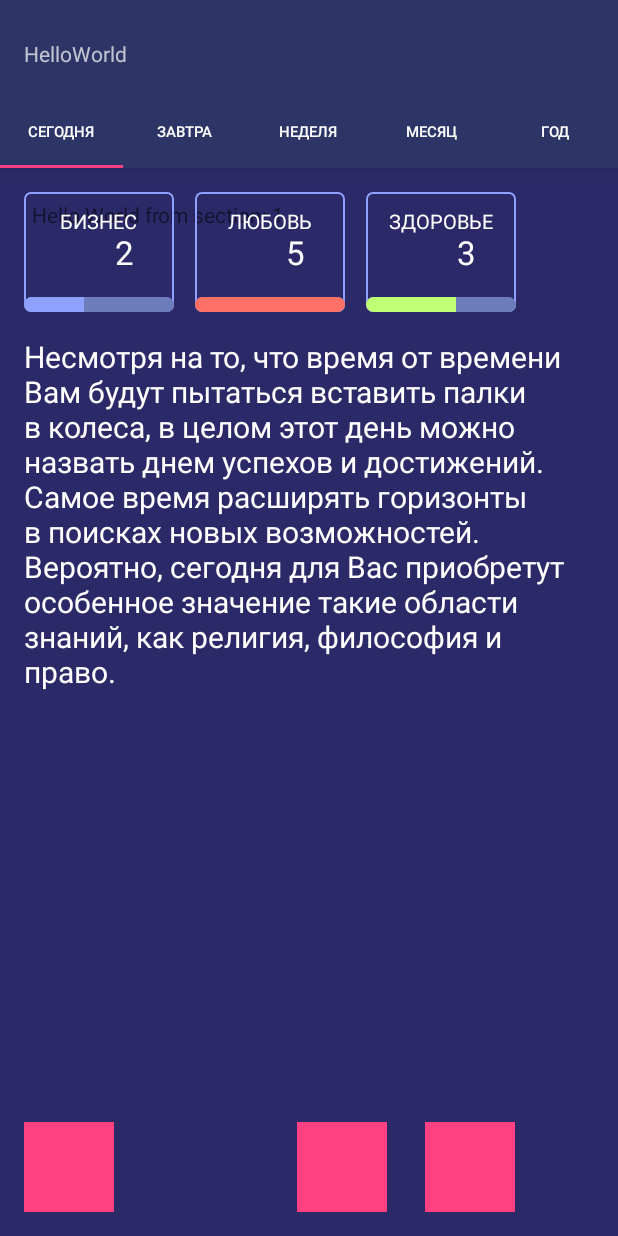
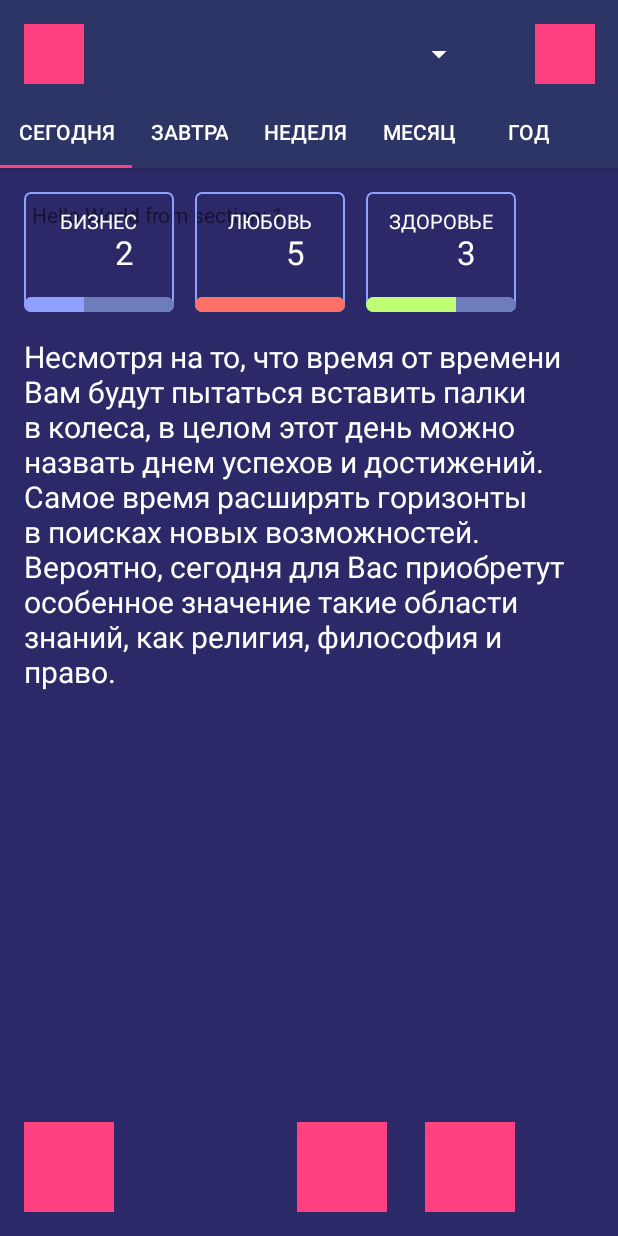
Before and after one commit to 4ever4ward/HoroscopeApp, an Android app: the MainActivity screen opened directly, with no data from a screen before it, on a phone screen of 412 x 824 dp. Run offline under Robolectric (Android 15) with nearby library versions, the phone set to English and light mode, and no system bars.

Commit message:
Second commit

```diff
--- a/app/build.gradle
+++ b/app/build.gradle
@@ -10,6 +10,7 @@ android {
         versionCode 1
         versionName "1.0"
         testInstrumentationRunner "android.support.test.runner.AndroidJUnitRunner"
+        vectorDrawables.useSupportLibrary = true
     }
     buildTypes {
         release {
@@ -27,5 +28,7 @@ dependencies {
     compile 'com.android.support:appcompat-v7:25.3.1'
     compile 'com.android.support.constraint:constraint-layout:1.0.0-beta4'
     compile 'com.android.support:design:25.3.1'
+    compile 'com.android.support:support-v4:25.3.1'
+    compile 'com.android.support:support-vector-drawable:25.3.1'
     testCompile 'junit:junit:4.12'
 }
--- a/app/src/main/AndroidManifest.xml
+++ b/app/src/main/AndroidManifest.xml
@@ -6,7 +6,6 @@
         android:allowBackup="true"
         android:icon="@mipmap/ic_launcher"
         android:label="@string/app_name"
-        android:roundIcon="@mipmap/ic_launcher_round"
         android:supportsRtl="true"
         android:theme="@style/AppTheme">
         <activity android:name=".activities.SplashActivity">
@@ -20,7 +19,8 @@
         <activity
             android:name=".activities.MainActivity"
             android:label=""
-            android:theme="@style/AppTheme.NoActionBar"/>
+            android:theme="@style/AppTheme.NoActionBar" />
+
     </application>
 
 </manifest>
--- a/app/src/main/res/layout/activity_main.xml
+++ b/app/src/main/res/layout/activity_main.xml
@@ -18,14 +18,38 @@
         <android.support.v7.widget.Toolbar
             android:id="@+id/toolbar"
             android:layout_width="match_parent"
-            android:layout_height="?attr/actionBarSize"
-            android:background="?attr/colorPrimary"
-            app:popupTheme="@style/AppTheme.PopupOverlay">
+            android:layout_height="match_parent"
+            android:background="?attr/colorPrimary">
 
-            <TextView
-                android:layout_width="wrap_content"
-                android:layout_height="wrap_content"
-                android:text="HelloWorld"/>
+            <FrameLayout
+                android:layout_width="match_parent"
+                android:layout_height="match_parent">
+
+                <ImageView
+                    android:id="@+id/other_apps_icon"
+                    android:layout_width="40dp"
+                    android:layout_height="40dp"
+                    android:layout_gravity="start"
+                    android:src="@color/colorAccent" />
+
+                <Spinner
+                    android:id="@+id/sign_spinner"
+                    android:layout_width="220dp"
+                    android:layout_height="40dp"
+                    android:layout_gravity="center"
+                    android:layout_marginLeft="8dp"
+                    android:layout_marginRight="15dp" />
+
+                <ImageView
+                    android:id="@+id/settings_icon"
+                    android:layout_width="40dp"
+                    android:layout_height="40dp"
+                    android:layout_gravity="end"
+                    android:layout_marginRight="15dp"
+                    android:src="@color/colorAccent" />
+
+
+            </FrameLayout>
 
         </android.support.v7.widget.Toolbar>
 
@@ -33,8 +57,9 @@
             android:id="@+id/tabs"
             android:layout_width="match_parent"
             android:layout_height="wrap_content"
+            app:tabMode="scrollable"
             app:tabTextAppearance="@style/MyTabLayoutTextAppearance"
-            app:tabTextColor="@android:color/white"/>
+            app:tabTextColor="@android:color/white" />
 
     </android.support.design.widget.AppBarLayout>
 
--- a/app/src/main/res/values/strings.xml
+++ b/app/src/main/res/values/strings.xml
@@ -1,6 +1,6 @@
 <resources>
     <string name="app_name">Horoscope</string>
     <string name="title_activity_main">MainActivity</string>
-    <string name="action_settings">Settings</string>
     <string name="section_format">Hello World from section: %1$d</string>
+
 </resources>
--- a/app/src/main/res/values/styles.xml
+++ b/app/src/main/res/values/styles.xml
@@ -19,7 +19,7 @@
 
 
     <style name="MyTabLayoutTextAppearance" parent="TextAppearance.AppCompat.Widget.ActionBar.Title.Inverse">
-        <item name="android:textSize">10sp</item>
+        <item name="android:textSize">14sp</item>
         <item name="android:textAllCaps">true</item>
     </style>
 
--- a/build.gradle
+++ b/build.gradle
@@ -5,7 +5,7 @@ buildscript {
         jcenter()
     }
     dependencies {
-        classpath 'com.android.tools.build:gradle:2.3.0'
+        classpath 'com.android.tools.build:gradle:2.2.0'
 
         // NOTE: Do not place your application dependencies here; they belong
         // in the individual module build.gradle files
```
Also changed, not shown: app/src/main/java/ua/matvienko_apps/horoscope/data/DataProvider.java (added, +49 -0 lines), app/src/main/res/menu/menu_main.xml (deleted, +0 -10 lines).
